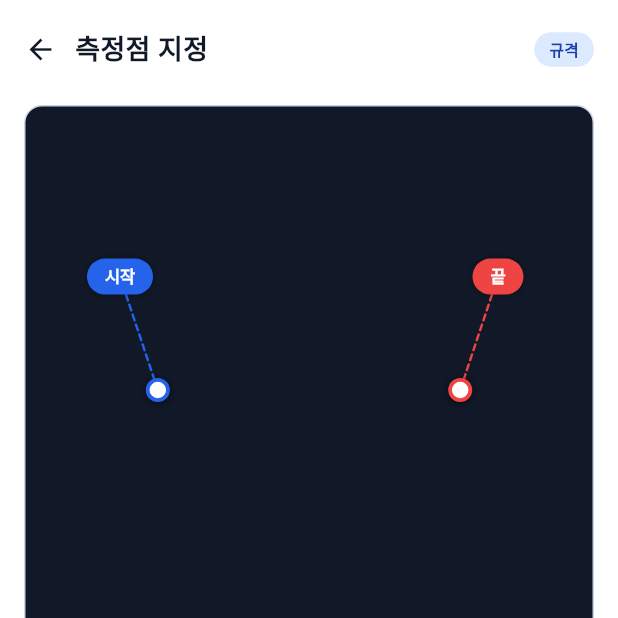
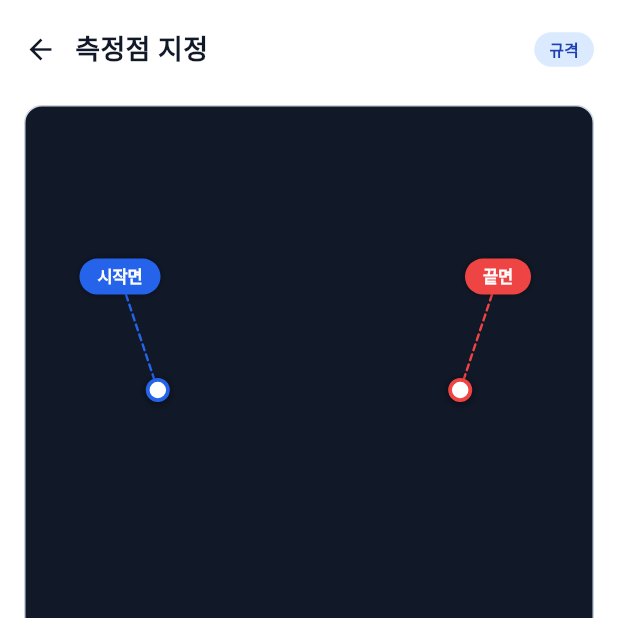
Before and after one commit to SG-DEV-2024/field-shot-ai, a Flutter app: the AnnotatePage screen opened by its route, on a phone screen of 412 x 824 dp, the top half of it. Run offline on Flutter 3.47's test engine with Material 3 defaults, Android fonts, the phone set to English and light mode, and no system bars; our stand-ins replace camera, connectivity_plus, dio, flutter_markdown, flutter_svg, fluttertoast and 6 more; missing offline and left inert: dart:html; accounts and stored records are empty; Roboto replaces fonts that are missing (Pretendard).

Commit message:
fix(annotate): 마커 라벨 정식 명칭 — 시작면/끝면, 홀 입구/읽기 위치
축약(시작/끝/입구/읽기) → 목업 정식 명칭으로 수정.
- 폭/간격: 시작면 / 끝면
- 홀 깊이: 홀 입구 / 읽기 위치
CLAUDE.md 해당 다음 작업 완료 처리.

Co-Authored-By: Claude Opus 4.8 (1M context) <noreply@anthropic.com>

```diff
--- a/lib/pages/annotate/annotate_page.dart
+++ b/lib/pages/annotate/annotate_page.dart
@@ -125,20 +125,20 @@ class AnnotatePage extends StatelessWidget {
               final markers = <_MarkerSpec>[];
               if (ctrl.isHole) {
                 if (lip != null) {
-                  markers.add(_MarkerSpec(lip, lipL ?? lip, _kAmber, '입구',
+                  markers.add(_MarkerSpec(lip, lipL ?? lip, _kAmber, '홀 입구',
                       ctrl.moveHoleLip, ctrl.moveHoleLipLabel));
                 }
                 if (tape != null) {
-                  markers.add(_MarkerSpec(tape, tapeL ?? tape, _kBlue, '읽기',
+                  markers.add(_MarkerSpec(tape, tapeL ?? tape, _kBlue, '읽기 위치',
                       ctrl.moveTape, ctrl.moveTapeLabel));
                 }
               } else {
                 if (start != null) {
-                  markers.add(_MarkerSpec(start, startL ?? start, _kBlue, '시작',
+                  markers.add(_MarkerSpec(start, startL ?? start, _kBlue, '시작면',
                       ctrl.moveStart, ctrl.moveStartLabel));
                 }
                 if (end != null) {
-                  markers.add(_MarkerSpec(end, endL ?? end, _kRed, '끝',
+                  markers.add(_MarkerSpec(end, endL ?? end, _kRed, '끝면',
                       ctrl.moveEnd, ctrl.moveEndLabel));
                 }
               }
```
Also changed, not shown: 1 other file.
